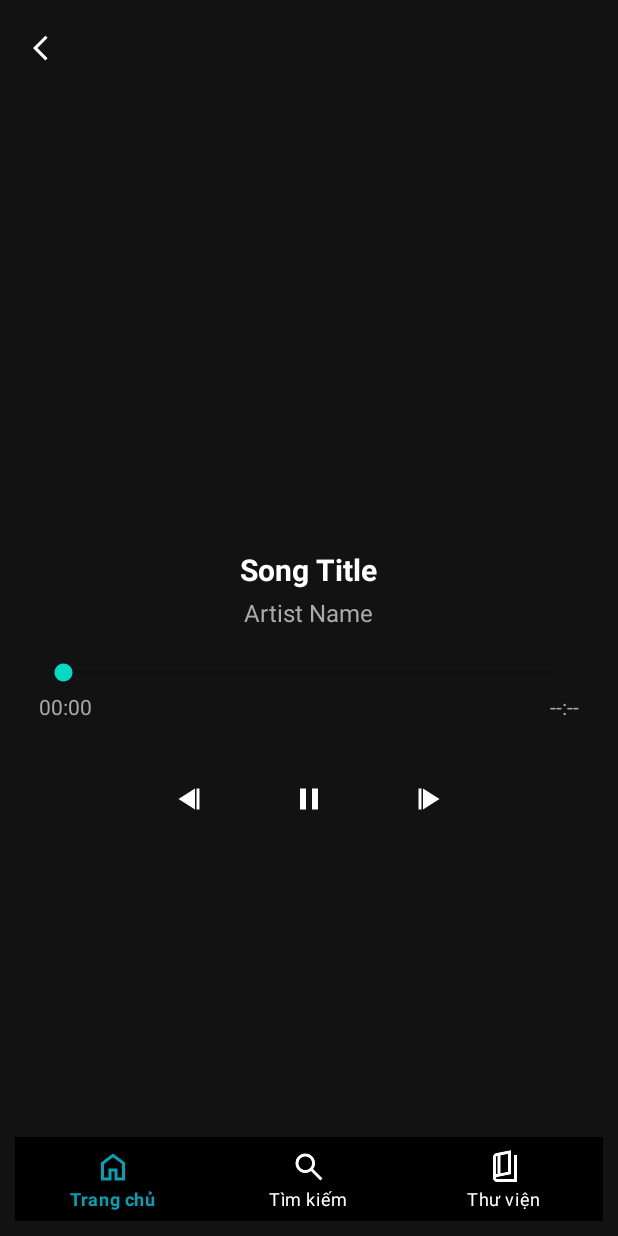
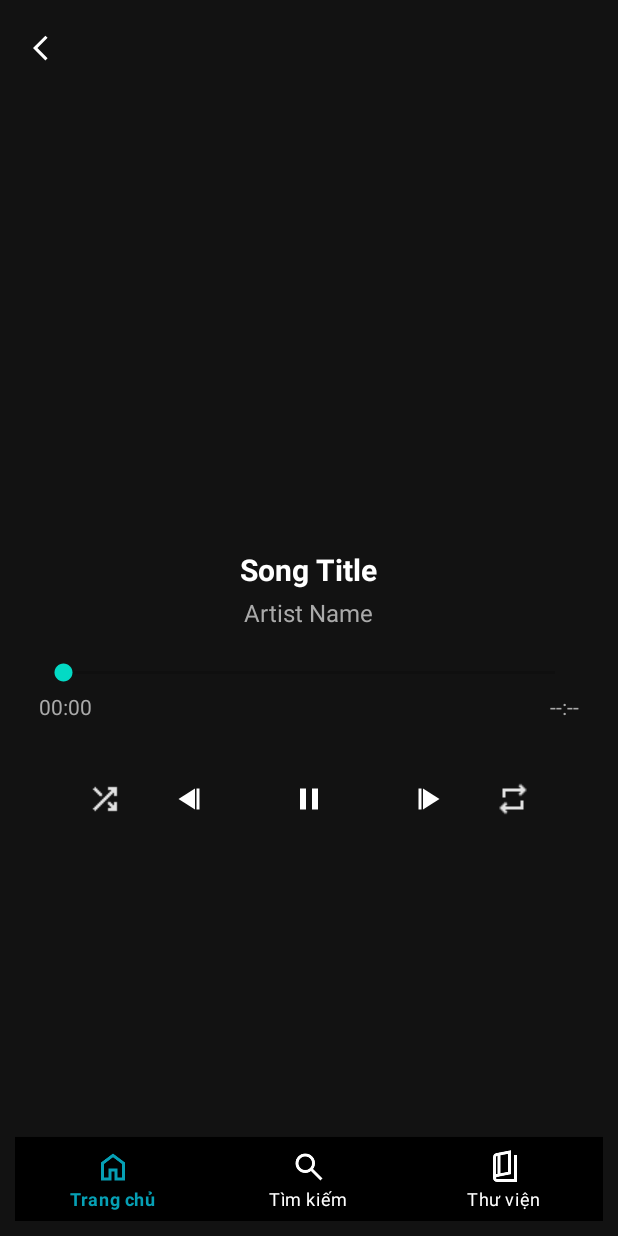
Before and after one commit to Tommy240302/Spoti5, an Android app: the PlayActivity screen opened directly, with no data from a screen before it, on a phone screen of 412 x 824 dp. Run offline under Robolectric (Android 15) with nearby library versions, the phone set to English and light mode, and no system bars; our stand-ins replace CircleImageView; network calls fail; pictures from the network do not load; 1 statement that could not run was skipped.

Commit message:
phat lap, phat tron

```diff
--- a/app/src/main/res/layout/fragment_play.xml
+++ b/app/src/main/res/layout/fragment_play.xml
@@ -86,6 +86,14 @@
         android:orientation="horizontal">
 
         <ImageButton
+            android:id="@+id/btnShuffle"
+            android:layout_width="48dp"
+            android:layout_height="48dp"
+            android:background="@android:color/transparent"
+            android:src="@drawable/icon_suffle"
+            android:contentDescription="Shuffle" />
+
+        <ImageButton
             android:id="@+id/btnPrevious"
             android:layout_width="64dp"
             android:layout_height="64dp"
@@ -113,8 +121,15 @@
             android:contentDescription="Next"
             app:tint="@null" />
 
+        <ImageButton
+            android:id="@+id/btnRepeat"
+            android:layout_width="48dp"
+            android:layout_height="48dp"
+            android:background="@android:color/transparent"
+            android:src="@drawable/icon_repeat"
+            android:contentDescription="Repeat" />
+    </LinearLayout>
 
-    </LinearLayout>
     <com.google.android.material.bottomnavigation.BottomNavigationView
         android:id="@+id/bottom_navigation"
         android:layout_width="match_parent"
```
Also changed, not shown: app/src/main/java/com/example/spoti5/Fragments/MusicService.java (+7 -0 lines), app/src/main/java/com/example/spoti5/Fragments/PlayActivity.java (+55 -5 lines), app/src/main/java/com/example/spoti5/Fragments/SettingsFragment.java (+18 -0 lines).
